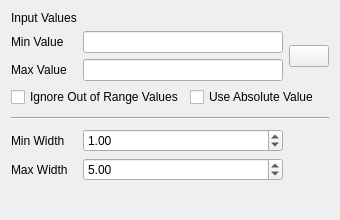
The window that src/ui/mesh/qgsmeshvariablestrokewidthwidgetbase.ui (qgis/QGIS) describes before a commit, drawn with Qt 5.
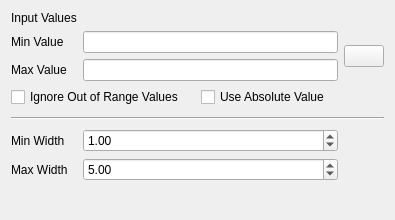
The same window after the commit. Icons and pictures are not drawn. Custom widgets are drawn as their Qt base class.

The edit to the form file:
```diff
--- a/src/ui/mesh/qgsmeshvariablestrokewidthwidgetbase.ui
+++ b/src/ui/mesh/qgsmeshvariablestrokewidthwidgetbase.ui
@@ -6,7 +6,7 @@
    <rect>
     <x>0</x>
     <y>0</y>
-    <width>340</width>
+    <width>395</width>
     <height>220</height>
    </rect>
   </property>
```
Left out of the diff: 2 changed lines with no effect on the pictures.
